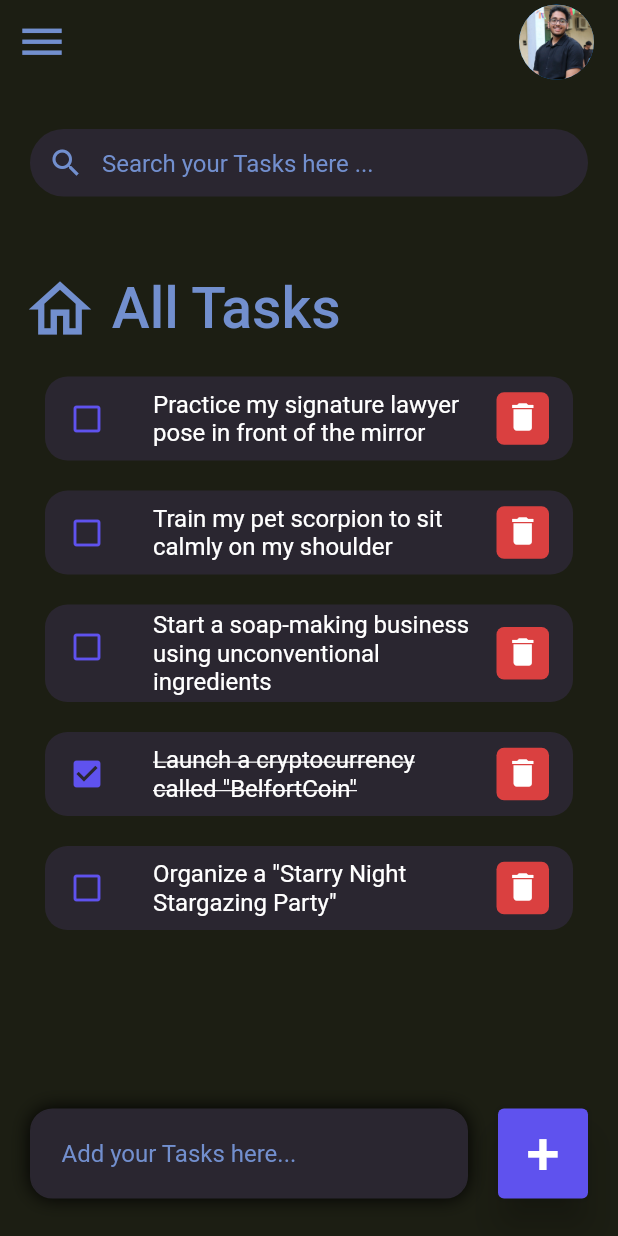
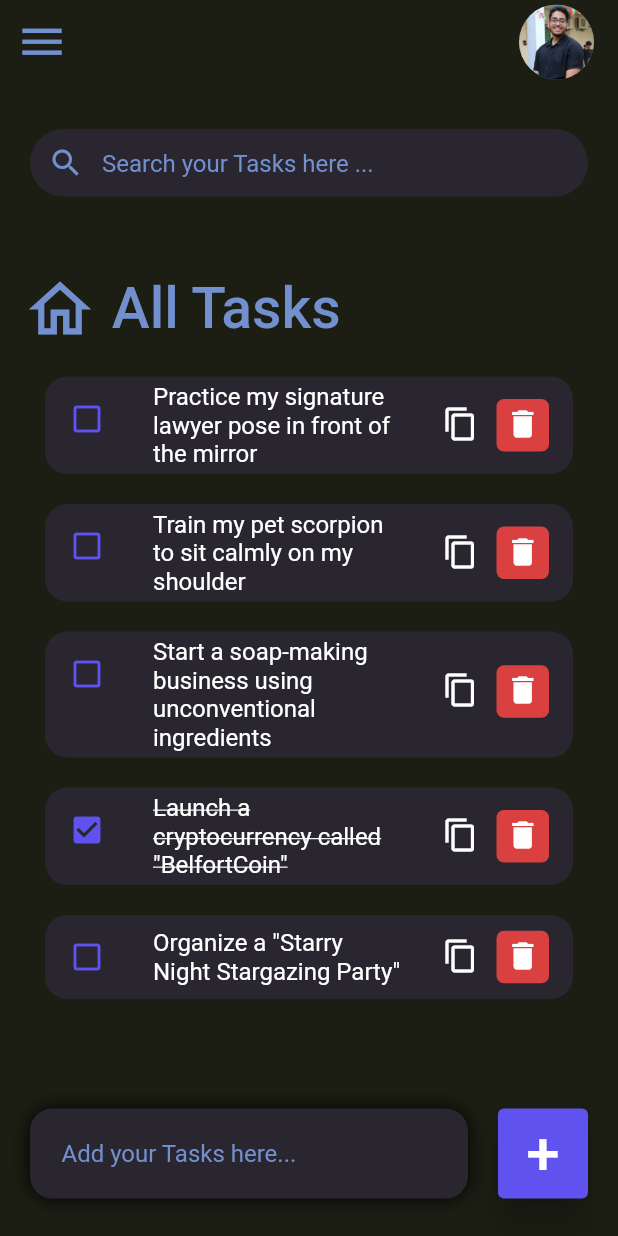
Before and after one commit to dankgarlic1/To-Do-App, a Flutter app: the screen it shows after launch, on a phone screen of 412 x 824 dp. Run offline on Flutter 3.47's test engine with Material 2 defaults, Android fonts, the phone set to English and light mode, and no system bars.

Commit message:
Added the feature to copy text of task Gave some padding to search bar on the right Updated Readme File

```diff
--- a/lib/screens/home.dart
+++ b/lib/screens/home.dart
@@ -194,8 +194,6 @@ class _HomeState extends State<Home> {
                               Icons.home_outlined,
                               color: Color.fromRGBO(114, 143, 206, 1),
                               size: 50,
-
-
                             ),
                             Text(
                               " All Tasks",
@@ -387,6 +385,7 @@ class _HomeState extends State<Home> {
 Widget searchBox(){
   return Container(
     margin: const EdgeInsets.fromLTRB(20, 30, 20, 0),
+    padding: const EdgeInsets.only(right: 20),
     width: double.infinity,
     height: 45,
     decoration: BoxDecoration(
--- a/lib/widgets/to_do_tabs.dart
+++ b/lib/widgets/to_do_tabs.dart
@@ -1,6 +1,7 @@
 import 'package:flutter/material.dart';
 import 'package:to_do_list/model/todo_work.dart';
 import '../constants/color.dart';
+import 'package:flutter/services.dart';
 
 class to_do_tabs extends StatelessWidget {
   final todo Todos;
@@ -56,7 +57,23 @@ class to_do_tabs extends StatelessWidget {
               // icon is checked, will add action later
         ),
         ),
-        trailing: Container(
+        trailing: Row(
+          mainAxisSize: MainAxisSize.min,
+          children: [
+            IconButton(
+              onPressed: () {
+                Clipboard.setData(ClipboardData(text: Todos.todo_text!));
+                ScaffoldMessenger.of(context).showSnackBar(
+                  SnackBar(content: Text('Text copied to clipboard')),
+                );
+              },
+              icon: Icon(
+                Icons.content_copy,
+                color: Colors.white,
+              ),
+              padding: EdgeInsets.only(bottom: 1.5),
+            ),
+            Container(
               height: 35,
               width: 35,
               alignment: Alignment.centerRight,
@@ -65,13 +82,18 @@ class to_do_tabs extends StatelessWidget {
                 color: tdRed,
               ),
               child: IconButton(
-            onPressed: (){
-              print("baby don't hearn me delete");
+                onPressed: () {
+                  // print("baby don't hearn me delete");
                   delete_task(Todos.id);
                 },
-            icon: Icon(Icons.delete,color: Colors.white,),
+                icon: Icon(
+                  Icons.delete,
+                  color: Colors.white,
+                ),
                 padding: EdgeInsets.only(bottom: 1.5),
               ),
+            ),
+          ],
         ),
         ),
     );
```
Also changed, not shown: 1 other file. Lines whose indentation alone changed are shown as unchanged.
